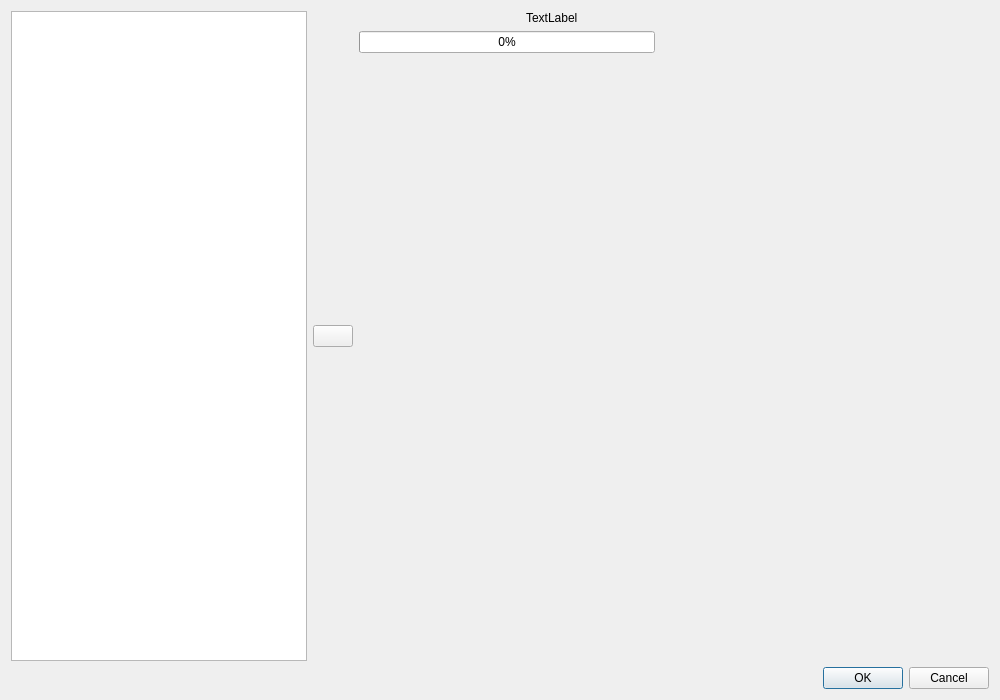
Old version of the form src/Gui/import/ui/ImportController.ui in the repository luyikei/VLMC.
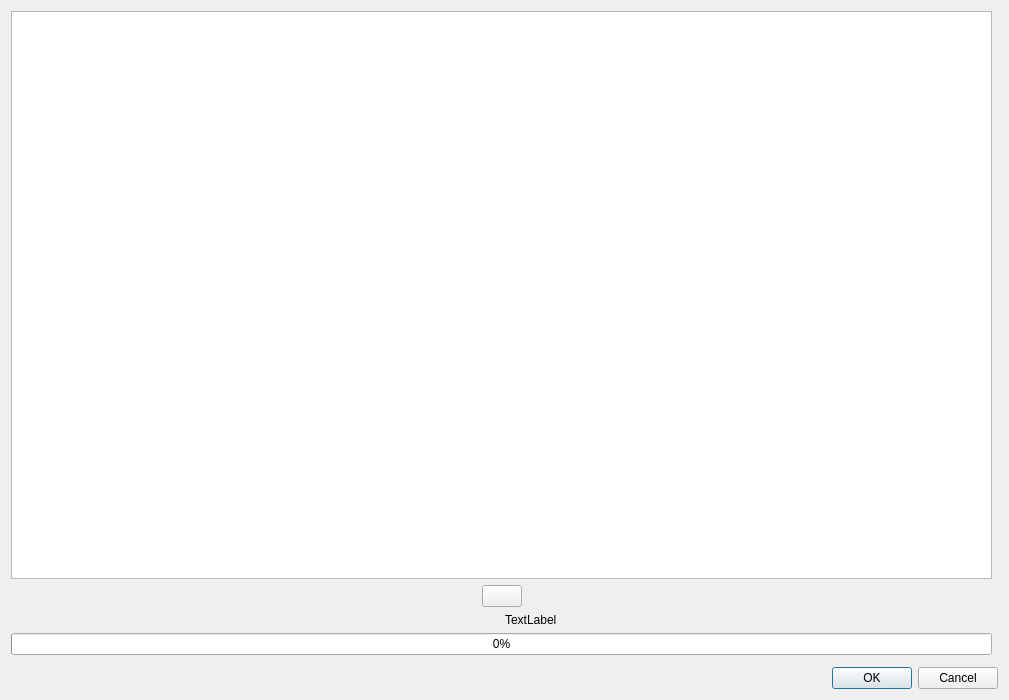
New version of the form. Icons and pictures are not drawn. Custom widgets are drawn as their Qt base class.

Commit message: ImportController: Trying to improve the UI

The edit to the form file:
```diff
--- a/src/Gui/import/ui/ImportController.ui
+++ b/src/Gui/import/ui/ImportController.ui
@@ -6,7 +6,7 @@
    <rect>
     <x>0</x>
     <y>0</y>
-    <width>1000</width>
+    <width>1009</width>
     <height>700</height>
    </rect>
   </property>
@@ -17,16 +17,37 @@
    <iconset resource="../../../../ressources.qrc">
     <normaloff>:/images/images/vlmc.png</normaloff>:/images/images/vlmc.png</iconset>
   </property>
-  <layout class="QVBoxLayout" name="verticalLayout_11">
-   <item>
-    <layout class="QHBoxLayout" name="mainLayout">
+  <layout class="QVBoxLayout" name="verticalLayout_3">
      <item>
       <layout class="QHBoxLayout" name="horizontalLayout_2">
        <item>
+      <layout class="QVBoxLayout" name="verticalLayout">
+       <item>
         <widget class="QTreeView" name="treeView"/>
        </item>
        <item>
+        <layout class="QHBoxLayout" name="horizontalLayout">
+         <item>
+          <spacer name="horizontalSpacer">
+           <property name="orientation">
+            <enum>Qt::Horizontal</enum>
+           </property>
+           <property name="sizeHint" stdset="0">
+            <size>
+             <width>40</width>
+             <height>20</height>
+            </size>
+           </property>
+          </spacer>
+         </item>
+         <item>
         <widget class="QPushButton" name="forwardButton">
+           <property name="sizePolicy">
+            <sizepolicy hsizetype="Fixed" vsizetype="Fixed">
+             <horstretch>0</horstretch>
+             <verstretch>0</verstretch>
+            </sizepolicy>
+           </property>
          <property name="text">
           <string/>
          </property>
@@ -37,7 +58,20 @@
         </widget>
        </item>
        <item>
-        <layout class="QVBoxLayout" name="verticalLayout_9">
+          <spacer name="horizontalSpacer_2">
+           <property name="orientation">
+            <enum>Qt::Horizontal</enum>
+           </property>
+           <property name="sizeHint" stdset="0">
+            <size>
+             <width>40</width>
+             <height>20</height>
+            </size>
+           </property>
+          </spacer>
+         </item>
+        </layout>
+       </item>
          <item>
           <layout class="QHBoxLayout" name="errorLayout">
            <property name="sizeConstraint">
@@ -45,12 +79,6 @@
            </property>
            <item>
             <widget class="QLabel" name="errorLabelImg">
-             <property name="sizePolicy">
-              <sizepolicy hsizetype="Maximum" vsizetype="Maximum">
-               <horstretch>0</horstretch>
-               <verstretch>0</verstretch>
-              </sizepolicy>
-             </property>
              <property name="text">
               <string/>
              </property>
@@ -61,12 +89,6 @@
            </item>
            <item>
             <widget class="QLabel" name="errorLabel">
-             <property name="sizePolicy">
-              <sizepolicy hsizetype="Maximum" vsizetype="Maximum">
-               <horstretch>0</horstretch>
-               <verstretch>0</verstretch>
-              </sizepolicy>
-             </property>
              <property name="text">
               <string>TextLabel</string>
              </property>
@@ -88,7 +110,7 @@
           <widget class="QWidget" name="stackViewContainer" native="true">
            <property name="minimumSize">
             <size>
-             <width>250</width>
+           <width>0</width>
              <height>0</height>
             </size>
            </property>
@@ -112,12 +134,6 @@
         <layout class="QVBoxLayout" name="verticalLayout_2">
          <item>
           <widget class="PreviewWidget" name="previewContainer" native="true">
-           <property name="minimumSize">
-            <size>
-             <width>328</width>
-             <height>340</height>
-            </size>
-           </property>
            <property name="maximumSize">
             <size>
              <width>16777215</width>
@@ -128,11 +144,6 @@
          </item>
          <item>
           <widget class="ClipMetadataDisplayer" name="metadataContainer" native="true"/>
-         </item>
-         <item>
-          <widget class="QWidget" name="tagContainer" native="true"/>
-         </item>
-        </layout>
        </item>
       </layout>
      </item>
```
Left out of the diff: 4 changed lines with no effect on the pictures. Lines whose indentation alone changed are shown as unchanged. The commit also changes 4 other files.
